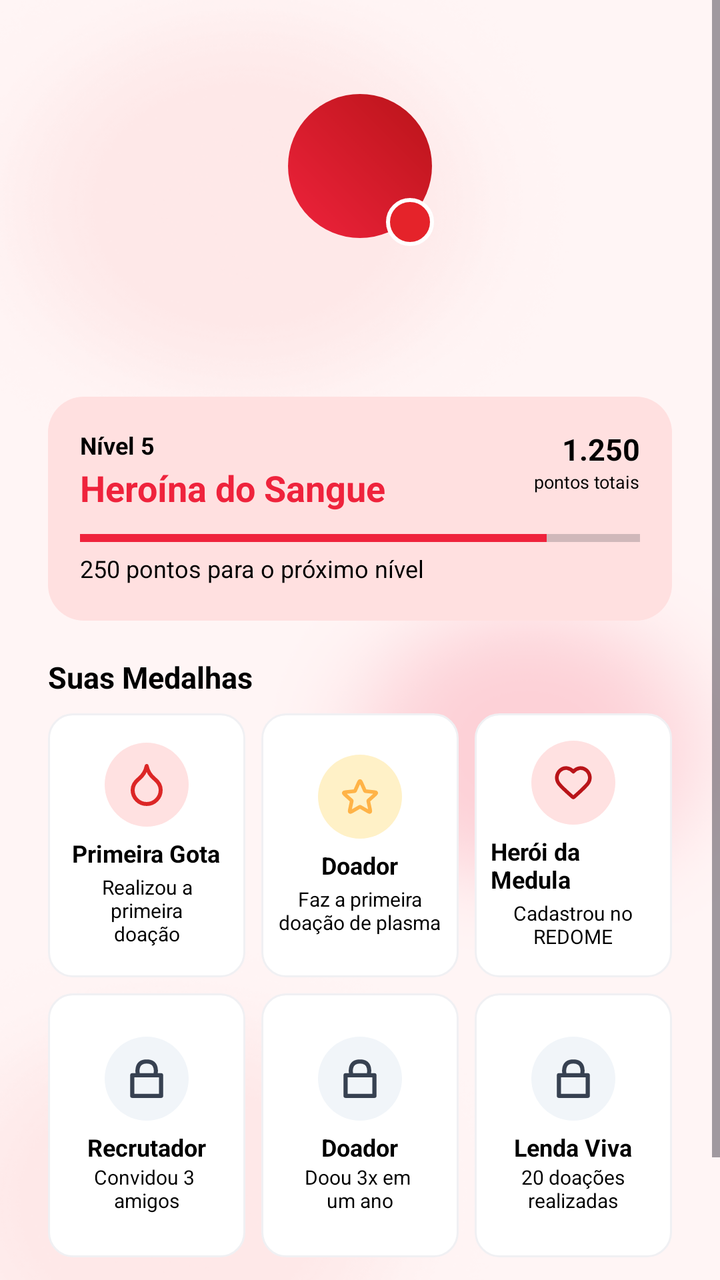
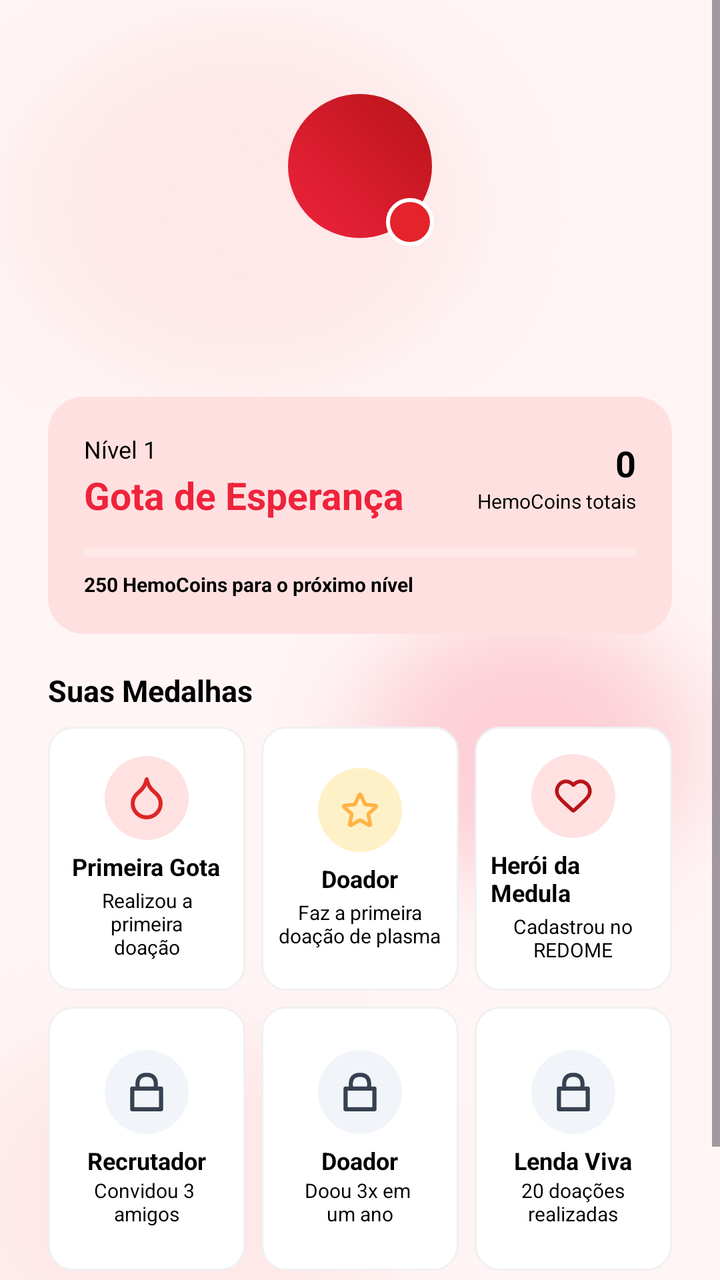

Compare the two renders of this Android layout. The source of the first and the diff that turns it into the second are given below.
<!-- AndroidManifest.xml: application theme Theme.Hemo_Conecta -->
<!-- res/layout/fragment_perfil.xml -->
<?xml version="1.0" encoding="utf-8"?>
<LinearLayout
    xmlns:android="http://schemas.android.com/apk/res/android"
    xmlns:app="http://schemas.android.com/apk/res-auto"
    xmlns:tools="http://schemas.android.com/tools"
    android:id="@+id/main"
    android:layout_width="match_parent"
    android:layout_height="match_parent"
    android:orientation="vertical"
    android:background="@drawable/back_foto">

    <ScrollView
        android:layout_width="match_parent"
        android:layout_height="0dp"
        android:layout_weight="1"
        android:fillViewport="true">

        <LinearLayout
            android:layout_width="match_parent"
            android:layout_height="wrap_content"
            android:orientation="vertical"
            android:padding="24dp">

            
            <FrameLayout
                android:layout_width="match_parent"
                android:layout_height="90dp"
                android:layout_marginTop="14dp">

                <TextView
                    android:id="@+id/iniciaisPerfil"
                    android:layout_width="72dp"
                    android:layout_height="72dp"
                    android:layout_gravity="center"
                    android:gravity="center"
                    android:text=""
                    android:textColor="@color/white"
                    android:textSize="24sp"
                    android:textStyle="bold"
                    android:background="@drawable/bg_perfil" />

                
                <TextView
                    android:id="@+id/tipoSanguineoPerfil"
                    android:layout_width="24dp"
                    android:layout_height="24dp"
                    android:layout_gravity="center"
                    android:translationX="25dp"
                    android:translationY="28dp"
                    android:gravity="center"
                    android:text=""
                    android:textColor="@color/white"
                    android:textSize="12sp"
                    android:textStyle="bold"
                    android:background="@drawable/bg_tipo_sanguineo" />
            </FrameLayout>

            
            <TextView
                android:id="@+id/nomeUsuario"
                android:layout_width="match_parent"
                android:layout_height="wrap_content"
                android:text=""
                android:textColor="#20283A"
                android:textSize="20sp"
                android:textStyle="bold"
                android:gravity="center" />

            
            <TextView
                android:id="@+id/emailUsuario"
                android:layout_width="match_parent"
                android:layout_height="wrap_content"
                android:text=""
                android:textColor="@color/text_description"
                android:textSize="15sp"
                android:gravity="center"
                android:layout_marginTop="3dp" />

            
            <LinearLayout
                android:layout_width="match_parent"
                android:layout_height="112dp"
                android:orientation="vertical"
                android:padding="16dp"
                android:layout_marginTop="20dp"
                android:background="@drawable/bg_card_nivel">

                <LinearLayout
                    android:layout_width="match_parent"
                    android:layout_height="wrap_content"
                    android:orientation="horizontal">

                    <LinearLayout
                        android:layout_width="0dp"
                        android:layout_height="wrap_content"
                        android:layout_weight="1"
                        android:orientation="vertical">

                        <TextView
                            android:layout_width="wrap_content"
                            android:layout_height="wrap_content"
                            android:text="@string/nivel_perfil"
                            android:textColor="@color/black"
                            android:textSize="12sp"
                            android:textStyle="bold" />

                        <TextView
                            android:layout_width="wrap_content"
                            android:layout_height="wrap_content"
                            android:text="@string/nome_nivel_perfil"
                            android:textColor="@color/quick_red_icon"
                            android:textSize="18sp"
                            android:textStyle="bold"
                            android:layout_marginTop="1dp" />
                    </LinearLayout>

                    <LinearLayout
                        android:layout_width="wrap_content"
                        android:layout_height="wrap_content"
                        android:orientation="vertical"
                        android:gravity="end">

                        <TextView
                            android:layout_width="wrap_content"
                            android:layout_height="wrap_content"
                            android:text="@string/qnt_pontos"
                            android:textColor="@color/black"
                            android:textSize="15sp"
                            android:textStyle="bold" />

                        <TextView
                            android:layout_width="wrap_content"
                            android:layout_height="wrap_content"
                            android:text="@string/pontos_totais"
                            android:textColor="@color/black"
                            android:textSize="9sp" />
                    </LinearLayout>
                </LinearLayout>

                
                <ProgressBar
                    style="?android:attr/progressBarStyleHorizontal"
                    android:id="@+id/progressoNivel"
                    android:layout_width="match_parent"
                    android:layout_height="8dp"
                    android:layout_marginTop="9dp"
                    android:max="1500"
                    android:progress="1250"
                    android:progressTint="@color/quick_red_icon"
                    android:backgroundTint="@color/white" />

                <TextView
                    android:layout_width="wrap_content"
                    android:layout_height="wrap_content"
                    android:text="@string/qnt_pontos_proximo_nivel"
                    android:textColor="@color/black"
                    android:textSize="12sp"
                    android:layout_marginTop="3dp" />
            </LinearLayout>


            
            <TextView
                android:layout_width="wrap_content"
                android:layout_height="wrap_content"
                android:text="@string/medalhas"
                android:textColor="@color/black"
                android:textSize="15sp"
                android:textStyle="bold"
                android:layout_marginTop="18dp"
                android:layout_marginBottom="8dp" />

            
            <LinearLayout
                android:layout_width="match_parent"
                android:layout_height="wrap_content"
                android:orientation="horizontal">

                
                <LinearLayout
                    android:layout_width="0dp"
                    android:layout_height="132dp"
                    android:layout_weight="1"
                    android:orientation="vertical"
                    android:gravity="center"
                    android:padding="8dp"
                    android:background="@drawable/bg_medalha">

                    <ImageView
                        android:layout_width="42dp"
                        android:layout_height="42dp"
                        android:scaleType="centerInside"
                        android:src="@drawable/ic_blood"
                        android:padding="10dp"
                        android:background="@drawable/bg_icone_medalha"
                        android:backgroundTint="@color/red_light"/>

                    <TextView
                        android:layout_width="wrap_content"
                        android:layout_height="wrap_content"
                        android:text="@string/primeira_medalha"
                        android:textColor="@color/black"
                        android:textSize="12sp"
                        android:textStyle="bold"
                        android:layout_marginTop="5dp" />

                    <TextView
                        android:layout_width="wrap_content"
                        android:layout_height="wrap_content"
                        android:text="@string/primeira_medalha_descricao"
                        android:textColor="@color/black"
                        android:textSize="10sp"
                        android:gravity="center"
                        android:layout_marginTop="2dp" />
                </LinearLayout>
                <Space
                    android:layout_width="8dp"
                    android:layout_height="1dp" />

                
                <LinearLayout
                    android:layout_width="0dp"
                    android:layout_height="132dp"
                    android:layout_weight="1"
                    android:orientation="vertical"
                    android:gravity="center"
                    android:padding="8dp"
                    android:background="@drawable/bg_medalha">

                    <ImageView
                        android:layout_width="42dp"
                        android:layout_height="42dp"
                        android:src="@drawable/ic_star"
                        android:padding="10dp"
                        android:scaleType="centerInside"
                        android:backgroundTint="@color/warning_background"
                        android:background="@drawable/bg_icone_medalha" />

                    <TextView
                        android:layout_width="wrap_content"
                        android:layout_height="wrap_content"
                        android:text="@string/segunda_medalha"
                        android:textColor="@color/black"
                        android:textSize="12sp"
                        android:textStyle="bold"
                        android:layout_marginTop="5dp" />

                    <TextView
                        android:layout_width="wrap_content"
                        android:layout_height="wrap_content"
                        android:text="@string/segunda_medalha_descricao"
                        android:textColor="@color/black"
                        android:textSize="10sp"
                        android:gravity="center"
                        android:layout_marginTop="2dp" />
                </LinearLayout>
                <Space
                    android:layout_width="8dp"
                    android:layout_height="1dp" />


                
                <LinearLayout
                    android:layout_width="0dp"
                    android:layout_height="132dp"
                    android:layout_weight="1"
                    android:orientation="vertical"
                    android:gravity="center"
                    android:padding="8dp"
                    android:background="@drawable/bg_medalha">

                    <ImageView
                        android:layout_width="42dp"
                        android:layout_height="42dp"
                        android:src="@drawable/ic_heart"
                        android:padding="10dp"
                        android:scaleType="centerInside"
                        android:backgroundTint="@color/red_light"
                        android:background="@drawable/bg_icone_medalha" />

                    <TextView
                        android:layout_width="wrap_content"
                        android:layout_height="wrap_content"
                        android:text="@string/terceira_medalha"
                        android:textColor="@color/black"
                        android:textSize="12sp"
                        android:textStyle="bold"
                        android:layout_marginTop="5dp" />

                    <TextView
                        android:layout_width="wrap_content"
                        android:layout_height="wrap_content"
                        android:text="@string/terceira_medalha_descricao"
                        android:textColor="@color/black"
                        android:textSize="10sp"
                        android:gravity="center"
                        android:layout_marginTop="2dp" />
                </LinearLayout>
            </LinearLayout>

            
            <LinearLayout
                android:layout_width="match_parent"
                android:layout_height="wrap_content"
                android:orientation="horizontal"
                android:layout_marginTop="8dp">

                
                <LinearLayout
                    android:layout_width="0dp"
                    android:layout_height="132dp"
                    android:layout_weight="1"
                    android:orientation="vertical"
                    android:gravity="center"
                    android:padding="8dp"
                    android:background="@drawable/bg_medalha">

                    <ImageView
                        android:layout_width="42dp"
                        android:layout_height="42dp"
                        android:scaleType="centerInside"
                        android:src="@drawable/ic_padlock"
                        android:padding="10dp"
                        android:backgroundTint="#F1F5F9"
                        android:background="@drawable/bg_icone_medalha" />

                    <TextView
                        android:layout_width="wrap_content"
                        android:layout_height="wrap_content"
                        android:text="@string/quarta_medalha"
                        android:textColor="@color/black"
                        android:textSize="12sp"
                        android:textStyle="bold"
                        android:layout_marginTop="5dp" />

                    <TextView
                        android:layout_width="wrap_content"
                        android:layout_height="wrap_content"
                        android:text="@string/quarta_medalha_descricao"
                        android:textColor="@color/black"
                        android:textSize="10sp"
                        android:gravity="center" />
                </LinearLayout>
                <Space
                    android:layout_width="8dp"
                    android:layout_height="1dp" />

                
                <LinearLayout
                    android:layout_width="0dp"
                    android:layout_height="132dp"
                    android:layout_weight="1"
                    android:orientation="vertical"
                    android:gravity="center"
                    android:padding="8dp"
                    android:background="@drawable/bg_medalha">

                    <ImageView
                        android:layout_width="42dp"
                        android:layout_height="42dp"
                        android:scaleType="centerInside"
                        android:src="@drawable/ic_padlock"
                        android:padding="10dp"
                        android:backgroundTint="#F1F5F9"
                        android:background="@drawable/bg_icone_medalha" />

                    <TextView
                        android:layout_width="wrap_content"
                        android:layout_height="wrap_content"
                        android:text="@string/quinta_medalha"
                        android:textColor="@color/black"
                        android:textSize="12sp"
                        android:textStyle="bold"
                        android:layout_marginTop="5dp" />

                    <TextView
                        android:layout_width="wrap_content"
                        android:layout_height="wrap_content"
                        android:text="@string/quinta_medalha_descricao"
                        android:textColor="@color/black"
                        android:textSize="10sp"
                        android:gravity="center" />
                </LinearLayout>

                <Space
                    android:layout_width="8dp"
                    android:layout_height="1dp" />

                
                <LinearLayout
                    android:layout_width="0dp"
                    android:layout_height="132dp"
                    android:layout_weight="1"
                    android:orientation="vertical"
                    android:gravity="center"
                    android:padding="8dp"
                    android:background="@drawable/bg_medalha">

                    <ImageView
                        android:layout_width="42dp"
                        android:layout_height="42dp"
                        android:scaleType="centerInside"
                        android:src="@drawable/ic_padlock"
                        android:padding="10dp"
                        android:backgroundTint="#F1F5F9"
                        android:background="@drawable/bg_icone_medalha" />

                    <TextView
                        android:layout_width="wrap_content"
                        android:layout_height="wrap_content"
                        android:text="@string/sexta_medalha"
                        android:textColor="@color/black"
                        android:textSize="12sp"
                        android:textStyle="bold"
                        android:layout_marginTop="5dp" />

                    <TextView
                        android:layout_width="wrap_content"
                        android:layout_height="wrap_content"
                        android:text="@string/sexta_medalha_descricao"
                        android:textColor="@color/black"
                        android:textSize="10sp"
                        android:gravity="center" />
                </LinearLayout>
            </LinearLayout>

            
            <androidx.appcompat.widget.AppCompatButton
                android:id="@+id/btnLogout"
                android:layout_width="match_parent"
                android:layout_height="40dp"
                android:layout_marginTop="15dp"
                android:gravity="center"
                android:text="@string/sair_conta"
                android:textColor="@color/white"
                android:textSize="15sp"
                android:textStyle="bold"
                android:background="@drawable/bg_botao_sair_conta" />
        </LinearLayout>
    </ScrollView>
</LinearLayout>
<!-- resources referenced by this layout -->
<resources>
  <color name="black">#000000</color>
  <color name="quick_red_icon">#EF233C</color>
  <color name="red_light">#FFE1E1</color>
  <color name="text_description">#64748B</color>
  <color name="warning_background">#FFF1C7</color>
  <color name="white">#FFFFFF</color>
  <!-- drawable bg_botao_sair_conta (drawable) -->
  <?xml version="1.0" encoding="utf-8"?>
  <shape xmlns:android="http://schemas.android.com/apk/res/android">
      <solid android:color="#E5232A" />
      <corners android:radius="12dp" />
  </shape>
  <!-- drawable bg_card_nivel (drawable) -->
  <?xml version="1.0" encoding="utf-8"?>
  <shape xmlns:android="http://schemas.android.com/apk/res/android">
      <solid android:color="#FFE0E0" />
      <corners android:radius="18dp" />
      <padding
          android:left="0dp"
          android:top="0dp"
          android:right="0dp"
          android:bottom="0dp" />
  </shape>
  <!-- drawable bg_icone_medalha (drawable) -->
  <?xml version="1.0" encoding="utf-8"?>
  <shape xmlns:android="http://schemas.android.com/apk/res/android"
      android:shape="oval">
  </shape>
  <!-- drawable bg_medalha (drawable) -->
  <?xml version="1.0" encoding="utf-8"?>
  <shape xmlns:android="http://schemas.android.com/apk/res/android">
      <solid android:color="#FFFFFF" />
      <corners android:radius="12dp" />
      <stroke
          android:width="1dp"
          android:color="#F0F0F3" />
  </shape>
  <!-- drawable bg_perfil (drawable) -->
  <?xml version="1.0" encoding="utf-8"?>
  <shape xmlns:android="http://schemas.android.com/apk/res/android"
      android:shape="oval">
  
      <gradient
          android:angle="45"
          android:startColor="#EF233C"
          android:endColor="#B91419" />
  
  </shape>
  <!-- drawable bg_tipo_sanguineo (drawable) -->
  <?xml version="1.0" encoding="utf-8"?>
  <shape xmlns:android="http://schemas.android.com/apk/res/android"
      android:shape="oval">
      <solid android:color="#E5232A" />
      <stroke
          android:width="2dp"
          android:color="#FFFFFF" />
  </shape>
  <!-- drawable ic_blood (drawable) -->
  <vector xmlns:android="http://schemas.android.com/apk/res/android"
      android:width="16dp"
      android:height="21dp"
      android:viewportWidth="16"
      android:viewportHeight="21">
    <path
        android:pathData="M8,20C11.866,20 15,16.866 15,13C15,11 14,9.1 12,7.5C10,5.9 8.5,3.5 8,1C7.5,3.5 6,5.9 4,7.5C2,9.1 1,11 1,13C1,16.866 4.134,20 8,20Z"
        android:strokeLineJoin="round"
        android:strokeWidth="2"
        android:fillColor="#00000000"
        android:strokeColor="#DC2626"
        android:strokeLineCap="round"/>
  </vector>
  <string name="medalhas">Suas Medalhas</string>
  <string name="nivel_perfil">Nível 5</string>
  <string name="nome_nivel_perfil">Heroína do Sangue</string>
  <string name="pontos_totais">pontos totais</string>
  <string name="primeira_medalha">Primeira Gota</string>
  <string name="primeira_medalha_descricao">Realizou a primeira\ndoação</string>
  <string name="qnt_pontos">1.250</string>
  <string name="qnt_pontos_proximo_nivel">250 pontos para o próximo nível</string>
  <string name="quarta_medalha">Recrutador</string>
  <string name="quarta_medalha_descricao">Convidou 3 \namigos</string>
  <string name="quinta_medalha">Doador</string>
  <string name="quinta_medalha_descricao">Doou 3x em \num ano</string>
  <string name="sair_conta">Sair da Conta</string>
  <string name="segunda_medalha">Doador</string>
  <string name="segunda_medalha_descricao">Faz a primeira\ndoação de plasma</string>
  <string name="sexta_medalha">Lenda Viva</string>
  <string name="sexta_medalha_descricao">20 doações\nrealizadas</string>
  <string name="terceira_medalha">Herói da Medula</string>
  <string name="terceira_medalha_descricao">Cadastrou no\nREDOME</string>
  <style name="Theme.Hemo_Conecta" parent="Base.Theme.Hemo_Conecta" />
  <style name="Base.Theme.Hemo_Conecta" parent="Theme.Material3.DayNight.NoActionBar">
          
          
      </style>
  <!-- unchanged entries left out for length: 4 -->
</resources>

<!-- the commit's change to res/layout/fragment_perfil.xml (unified diff, before → after) -->
@@ -77,87 +77,97 @@
                 android:gravity="center"
                 android:layout_marginTop="3dp" />
 
+
             
             <LinearLayout
                 android:layout_width="match_parent"
-                android:layout_height="112dp"
+                android:layout_height="wrap_content"
                 android:orientation="vertical"
-                android:padding="16dp"
+                android:padding="18dp"
                 android:layout_marginTop="20dp"
                 android:background="@drawable/bg_card_nivel">
 
                 <LinearLayout
                     android:layout_width="match_parent"
                     android:layout_height="wrap_content"
-                    android:orientation="horizontal">
+                    android:orientation="horizontal"
+                    android:gravity="center_vertical">
 
                     <LinearLayout
                         android:layout_width="0dp"
                         android:layout_height="wrap_content"
                         android:layout_weight="1"
                         android:orientation="vertical">
+
+                        <TextView
+                            android:id="@+id/nivelAtual"
+                            android:layout_width="wrap_content"
+                            android:layout_height="wrap_content"
+                            android:text="Nível 1"
+                            android:textColor="@color/black"
+                            android:textSize="12sp" />
+
+                        <TextView
+                            android:id="@+id/nomeNivelAtual"
+                            android:layout_width="wrap_content"
+                            android:layout_height="wrap_content"
+                            android:text="Gota de Esperança"
+                            android:textColor="@color/quick_red_icon"
+                            android:textSize="19sp"
+                            android:textStyle="bold"
+                            android:layout_marginTop="2dp" />
+
+                    </LinearLayout>
+
+                    <LinearLayout
+                        android:layout_width="wrap_content"
+                        android:layout_height="wrap_content"
+                        android:orientation="vertical"
+                        android:gravity="end">
+
+                        <TextView
+                            android:id="@+id/pontosTotais"
+                            android:layout_width="wrap_content"
+                            android:layout_height="wrap_content"
+                            android:text="0"
+                            android:textColor="@color/black"
+                            android:textSize="18sp"
+                            android:textStyle="bold" />
 
                         <TextView
                             android:layout_width="wrap_content"
                             android:layout_height="wrap_content"
-                            android:text="@string/nivel_perfil"
+                            android:text="HemoCoins totais"
                             android:textColor="@color/black"
-                            android:textSize="12sp"
-                            android:textStyle="bold" />
-
-                        <TextView
-                            android:layout_width="wrap_content"
-                            android:layout_height="wrap_content"
-                            android:text="@string/nome_nivel_perfil"
-                            android:textColor="@color/quick_red_icon"
-                            android:textSize="18sp"
-                            android:textStyle="bold"
-                            android:layout_marginTop="1dp" />
+                            android:textSize="10sp" />
+
                     </LinearLayout>
 
-                    <LinearLayout
-                        android:layout_width="wrap_content"
-                        android:layout_height="wrap_content"
-                        android:orientation="vertical"
-                        android:gravity="end">
-
-                        <TextView
-                            android:layout_width="wrap_content"
-                            android:layout_height="wrap_content"
-                            android:text="@string/qnt_pontos"
-                            android:textColor="@color/black"
-                            android:textSize="15sp"
-                            android:textStyle="bold" />
-
-                        <TextView
-                            android:layout_width="wrap_content"
-                            android:layout_height="wrap_content"
-                            android:text="@string/pontos_totais"
-                            android:textColor="@color/black"
-                            android:textSize="9sp" />
-                    </LinearLayout>
-                </LinearLayout>
-
-                
+                </LinearLayout>
+
                 <ProgressBar
+                    android:id="@+id/progressoNivel"
                     style="?android:attr/progressBarStyleHorizontal"
-                    android:id="@+id/progressoNivel"
                     android:layout_width="match_parent"
                     android:layout_height="8dp"
-                    android:layout_marginTop="9dp"
-                    android:max="1500"
-                    android:progress="1250"
-                    android:progressTint="@color/quick_red_icon"
-                    android:backgroundTint="@color/white" />
+                    android:layout_marginTop="12dp"
+                    android:max="250"
+                    android:progress="0"
+                    android:progressTint="#D9302B"
+                    android:progressBackgroundTint="#FFFFFF" />
 
                 <TextView
+                    android:id="@+id/textoProximoNivel"
                     android:layout_width="wrap_content"
                     android:layout_height="wrap_content"
-                    android:text="@string/qnt_pontos_proximo_nivel"
+                    android:text="250 HemoCoins para o próximo nível"
                     android:textColor="@color/black"
-                    android:textSize="12sp"
-                    android:layout_marginTop="3dp" />
+                    android:textSize="10sp"
+                    android:textStyle="bold"
+                    android:layout_marginTop="5dp" />
+
             </LinearLayout>
+
 
 
             
<!-- resource entries referenced after the edit -->
@@ -72,13 +72,8 @@
         android:strokeLineCap="round"/>
   </vector>
   <string name="medalhas">Suas Medalhas</string>
-  <string name="nivel_perfil">Nível 5</string>
-  <string name="nome_nivel_perfil">Heroína do Sangue</string>
-  <string name="pontos_totais">pontos totais</string>
   <string name="primeira_medalha">Primeira Gota</string>
   <string name="primeira_medalha_descricao">Realizou a primeira\ndoação</string>
-  <string name="qnt_pontos">1.250</string>
-  <string name="qnt_pontos_proximo_nivel">250 pontos para o próximo nível</string>
   <string name="quarta_medalha">Recrutador</string>
   <string name="quarta_medalha_descricao">Convidou 3 \namigos</string>
   <string name="quinta_medalha">Doador</string>
